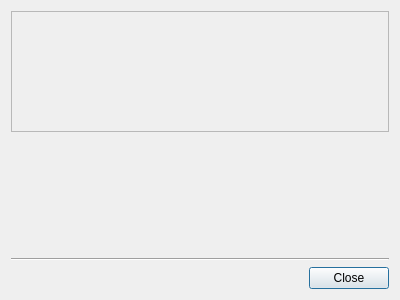
Above: src/trackvolumesdialog.ui from gitGNU/gnu_tutka before the change. Below: the same form after it.
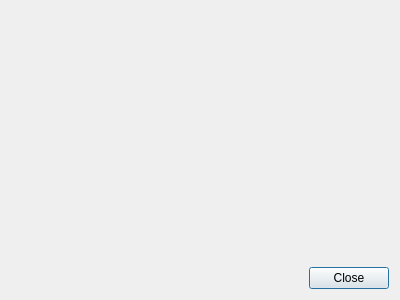
That is the form after the change.

Commit message: New: Functionality for the track volumes dialog

Patch:
```diff
--- a/src/trackvolumesdialog.ui
+++ b/src/trackvolumesdialog.ui
@@ -16,6 +16,12 @@
   <layout class="QVBoxLayout" name="verticalLayout">
    <item>
     <widget class="QScrollArea" name="scrollArea">
+     <property name="frameShape">
+      <enum>QFrame::NoFrame</enum>
+     </property>
+     <property name="frameShadow">
+      <enum>QFrame::Plain</enum>
+     </property>
      <property name="widgetResizable">
       <bool>true</bool>
      </property>
@@ -24,34 +30,14 @@
        <rect>
         <x>0</x>
         <y>0</y>
-        <width>374</width>
-        <height>105</height>
+        <width>382</width>
+        <height>249</height>
        </rect>
       </property>
       <layout class="QHBoxLayout" name="horizontalLayout_2"/>
      </widget>
     </widget>
    </item>
-   <item>
-    <spacer name="verticalSpacer">
-     <property name="orientation">
-      <enum>Qt::Vertical</enum>
-     </property>
-     <property name="sizeHint" stdset="0">
-      <size>
-       <width>20</width>
-       <height>40</height>
-      </size>
-     </property>
-    </spacer>
-   </item>
-   <item>
-    <widget class="Line" name="line">
-     <property name="orientation">
-      <enum>Qt::Horizontal</enum>
-     </property>
-    </widget>
-   </item>
    <item>
     <widget class="QDialogButtonBox" name="buttonBox">
      <property name="orientation">
```
The commit also changes 6 other files.
